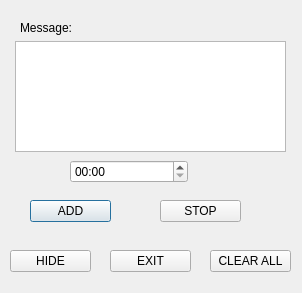
Old version of the form dialog.ui in the repository scientistnik/wakeup.
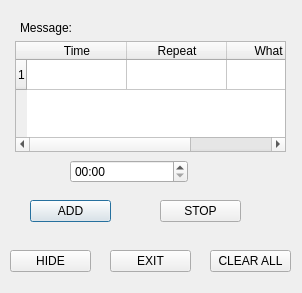
New version of the form.

Commit message: Fast programm, use bash script and label

What changed in the file:
```diff
--- a/dialog.ui
+++ b/dialog.ui
@@ -124,7 +124,7 @@
     <string>EXIT</string>
    </property>
   </widget>
-  <widget class="QTableView" name="tableView">
+  <widget class="QTableWidget" name="tableWidget">
    <property name="geometry">
     <rect>
      <x>15</x>
@@ -139,6 +139,28 @@
      <height>111</height>
     </size>
    </property>
+   <property name="rowCount">
+    <number>1</number>
+   </property>
+   <property name="columnCount">
+    <number>3</number>
+   </property>
+   <row/>
+   <column>
+    <property name="text">
+     <string>Time</string>
+    </property>
+   </column>
+   <column>
+    <property name="text">
+     <string>Repeat</string>
+    </property>
+   </column>
+   <column>
+    <property name="text">
+     <string>What do</string>
+    </property>
+   </column>
   </widget>
  </widget>
  <layoutdefault spacing="6" margin="11"/>
```
The commit also changes 5 other files.
